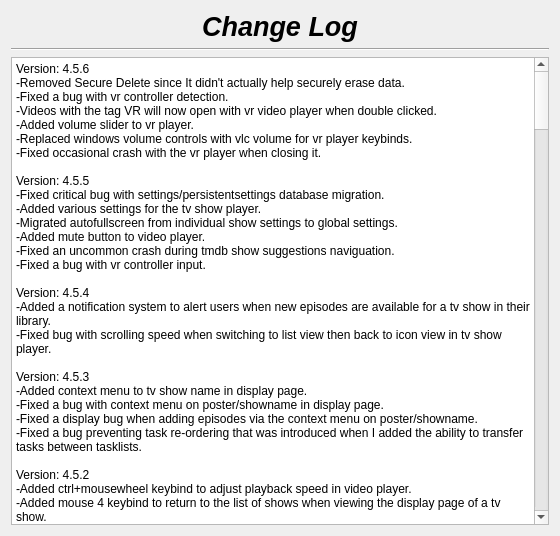
The window that changelog.ui (therealMaPMaKeR/MMDiary) describes before a commit, drawn with Qt 5.
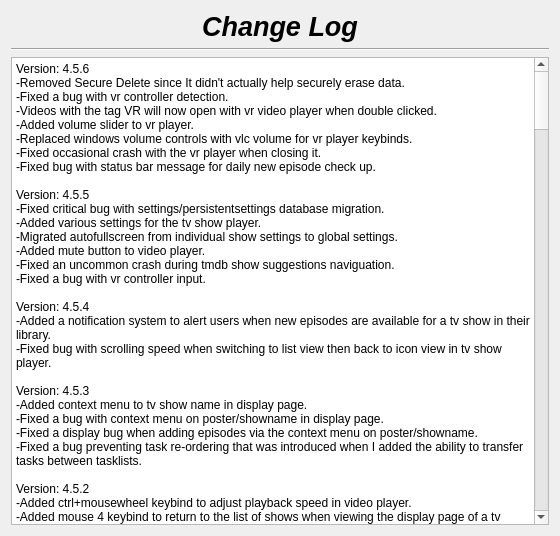
The same window after the commit.

Commit message: fixed bug with status bar message

```diff
--- a/changelog.ui
+++ b/changelog.ui
@@ -55,7 +55,7 @@
 li.unchecked::marker { content: &quot;\2610&quot;; }
 li.checked::marker { content: &quot;\2612&quot;; }
 &lt;/style&gt;&lt;/head&gt;&lt;body style=&quot; font-family:'Segoe UI'; font-size:9pt; font-weight:400; font-style:normal;&quot;&gt;
-&lt;p style=&quot; margin-top:0px; margin-bottom:0px; margin-left:0px; margin-right:0px; -qt-block-indent:0; text-indent:0px;&quot;&gt;Version: 4.5.6&lt;br /&gt;-Removed Secure Delete since It didn't actually help securely erase data.&lt;br /&gt;-Fixed a bug with vr controller detection.&lt;br /&gt;-Videos with the tag VR will now open with vr video player when double clicked.&lt;br /&gt;-Added volume slider to vr player.&lt;br /&gt;-Replaced windows volume controls with vlc volume for vr player keybinds.&lt;br /&gt;-Fixed occasional crash with the vr player when closing it.&lt;br /&gt;&lt;br /&gt;Version: 4.5.5&lt;br /&gt;-Fixed critical bug with settings/persistentsettings database migration.&lt;br /&gt;-Added various settings for the tv show player.&lt;br /&gt;-Migrated autofullscreen from individual show settings to global settings.&lt;br /&gt;-Added mute button to video player.&lt;br /&gt;-Fixed an uncommon crash during tmdb show suggestions naviguation.&lt;br /&gt;-Fixed a bug with vr controller input.&lt;br /&gt;&lt;br /&gt;Version: 4.5.4&lt;br /&gt;-Added a notification system to alert users when new episodes are available for a tv show in their library.&lt;/p&gt;
+&lt;p style=&quot; margin-top:0px; margin-bottom:0px; margin-left:0px; margin-right:0px; -qt-block-indent:0; text-indent:0px;&quot;&gt;Version: 4.5.6&lt;br /&gt;-Removed Secure Delete since It didn't actually help securely erase data.&lt;br /&gt;-Fixed a bug with vr controller detection.&lt;br /&gt;-Videos with the tag VR will now open with vr video player when double clicked.&lt;br /&gt;-Added volume slider to vr player.&lt;br /&gt;-Replaced windows volume controls with vlc volume for vr player keybinds.&lt;br /&gt;-Fixed occasional crash with the vr player when closing it.&lt;br /&gt;-Fixed bug with status bar message for daily new episode check up.&lt;br /&gt;&lt;br /&gt;Version: 4.5.5&lt;br /&gt;-Fixed critical bug with settings/persistentsettings database migration.&lt;br /&gt;-Added various settings for the tv show player.&lt;br /&gt;-Migrated autofullscreen from individual show settings to global settings.&lt;br /&gt;-Added mute button to video player.&lt;br /&gt;-Fixed an uncommon crash during tmdb show suggestions naviguation.&lt;br /&gt;-Fixed a bug with vr controller input.&lt;br /&gt;&lt;br /&gt;Version: 4.5.4&lt;br /&gt;-Added a notification system to alert users when new episodes are available for a tv show in their library.&lt;/p&gt;
 &lt;p style=&quot; margin-top:0px; margin-bottom:0px; margin-left:0px; margin-right:0px; -qt-block-indent:0; text-indent:0px;&quot;&gt;-Fixed bug with scrolling speed when switching to list view then back to icon view in tv show player.&lt;br /&gt;&lt;br /&gt;Version: 4.5.3&lt;br /&gt;-Added context menu to tv show name in display page.&lt;br /&gt;-Fixed a bug with context menu on poster/showname in display page.&lt;br /&gt;-Fixed a display bug when adding episodes via the context menu on poster/showname.&lt;br /&gt;-Fixed a bug preventing task re-ordering that was introduced when I added the ability to transfer tasks between tasklists.&lt;/p&gt;
 &lt;p style=&quot; margin-top:0px; margin-bottom:0px; margin-left:0px; margin-right:0px; -qt-block-indent:0; text-indent:0px;&quot;&gt;&lt;br /&gt;Version: 4.5.2&lt;br /&gt;-Added ctrl+mousewheel keybind to adjust playback speed in video player.&lt;br /&gt;-Added mouse 4 keybind to return to the list of shows when viewing the display page of a tv show.&lt;/p&gt;
 &lt;p style=&quot; margin-top:0px; margin-bottom:0px; margin-left:0px; margin-right:0px; -qt-block-indent:0; text-indent:0px;&quot;&gt;-Added context menu to poster in tv show display page.&lt;br /&gt;-Fixed show in file explorer for multiple selected items in tv show display page.&lt;br /&gt;&lt;br /&gt;Version: 4.5.1&lt;br /&gt;-Now exports individual episodes directly in the selected folder.&lt;br /&gt;-Fixed a bug with tv show export not preserving the original file extension.&lt;/p&gt;
```
The commit also changes 1 other file.
